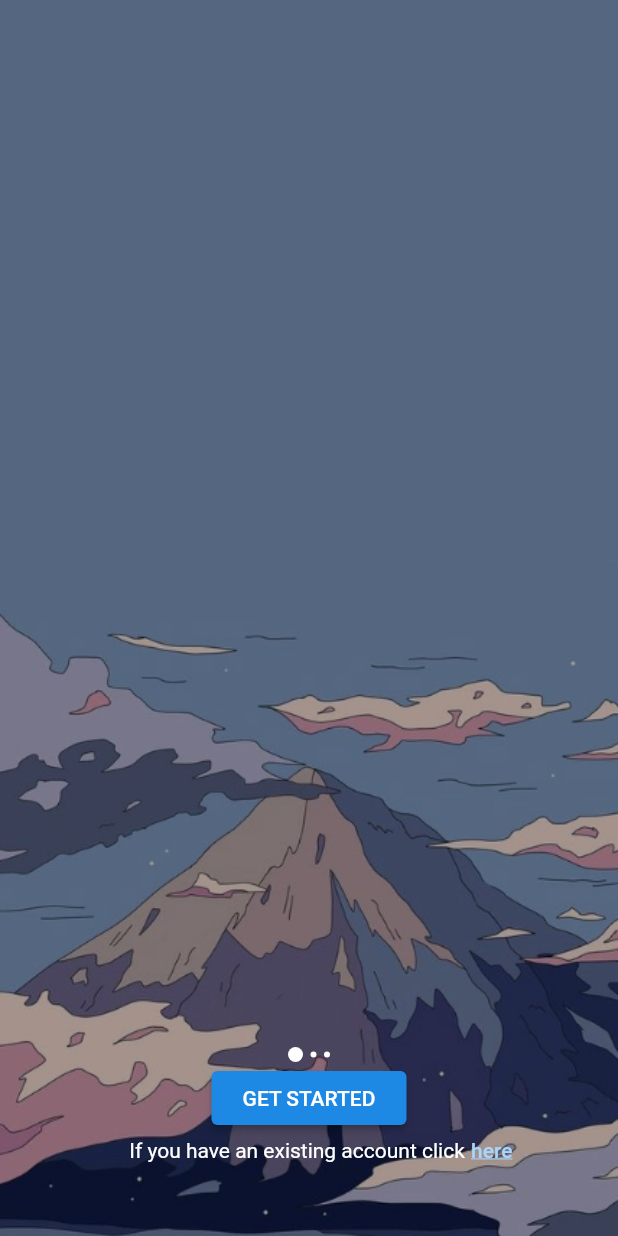
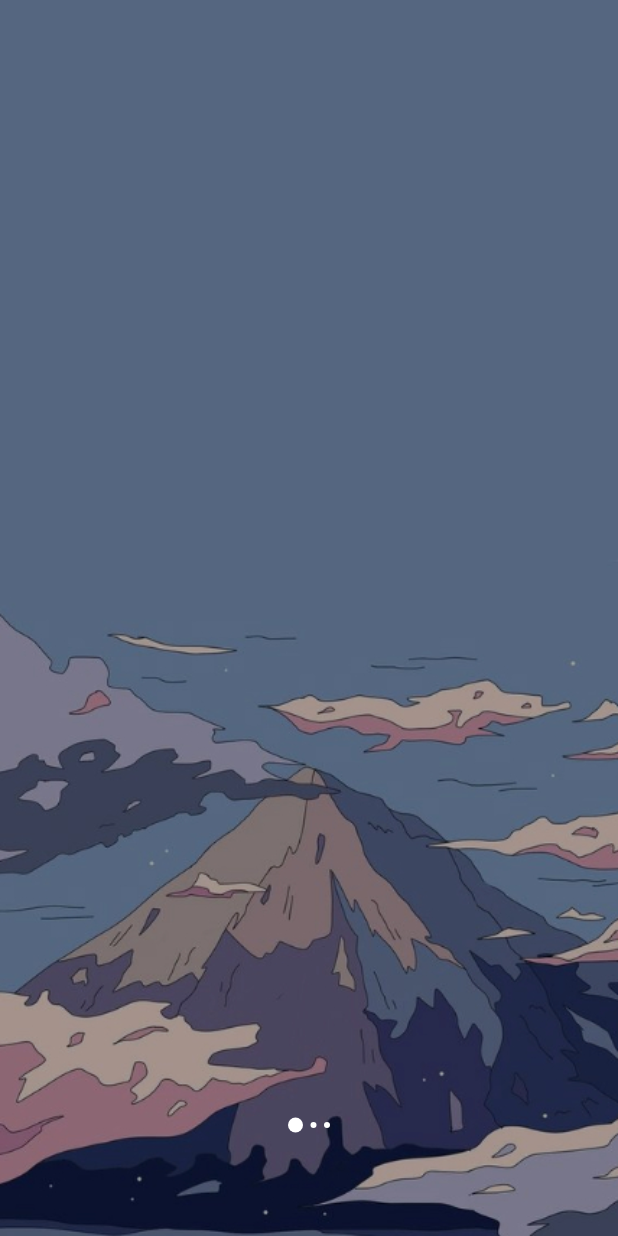
Before and after one commit to blackkiverson/UNI, a Flutter app: the screen it shows after launch, on a phone screen of 412 x 824 dp. Run offline on Flutter 3.47's test engine with Material 2 defaults, Android fonts, the light colour scheme and no system bars.

Commit message:
creating login and signup pages

```diff
--- a/lib/pages/welcome_page.dart
+++ b/lib/pages/welcome_page.dart
@@ -1,6 +1,7 @@
 import 'package:flutter/cupertino.dart';
 import 'package:flutter/material.dart';
 import 'package:flutter/painting.dart';
+import 'package:smifapp/pages/sign_up.dart';
 import 'package:smifapp/widgets/app_large_text.dart';
 import 'package:smifapp/widgets/app_text.dart';
 
@@ -102,8 +103,7 @@ class _WelcomePageState extends State<WelcomePage> {
                       //   ),
                       SizedBox(
                         width: MediaQuery.of(context).size.width - 40,
-                        height: MediaQuery.of(context).size.height -
-                            (index == 0 ? 280 : 320),
+                        height: MediaQuery.of(context).size.height - (300),
                         child: Align(
                             alignment: Alignment.bottomCenter,
                             child: Column(
@@ -113,89 +113,33 @@ class _WelcomePageState extends State<WelcomePage> {
                                 SizedBox(
                                     child: index == 2
                                         ? ElevatedButton(
-                                          onPressed: () {},
+                                            onPressed: () {
+                                              Navigator.push(
+                                                context,
+                                                MaterialPageRoute(
+                                                  builder: (context) =>
+                                                      const SignUp(),
+                                                ),
+                                              );
+                                            },
                                             child: const Text(
                                               //"> > >",
                                               "NEXT",
-                                            style:
-                                                TextStyle(color: Colors.white),
+                                              style: TextStyle(
+                                                  color: Colors.white),
                                             ),
                                             style: ButtonStyle(
                                               fixedSize:
                                                   MaterialStateProperty.all(
-                                                    const Size.fromWidth(100)),
+                                                      const Size.fromWidth(
+                                                          100)),
                                               backgroundColor:
                                                   MaterialStateProperty.all<
                                                           Color>(
                                                       Colors.blue.shade600),
                                             ),
                                           )
-                                      : index == 0
-                                          ? Column(
-                                              mainAxisSize: MainAxisSize.min,
-                                              children: [
-                                                ElevatedButton(
-                                                  onPressed: () {},
-                                                  child: const Text(
-                                                    //"> > >",
-                                                    "GET STARTED",
-                                                    style: TextStyle(
-                                                        color: Colors.white),
-                                                  ),
-                                                  style: ButtonStyle(
-                                                    fixedSize:
-                                                        MaterialStateProperty
-                                                            .all(const Size
-                                                                    .fromWidth(
-                                                                130)),
-                                                    backgroundColor:
-                                                        MaterialStateProperty
-                                                            .all<Color>(Colors
-                                                                .blue.shade600),
-                                                  ),
-                                                ),
-                                                Padding(
-                                                  padding:
-                                                      const EdgeInsets.fromLTRB(
-                                                          0, 3, 16, 0),
-                                                  child: Stack(
-                                                    // mainAxisAlignment: MainAxisAlignment.center,
-                                                    // ignore: prefer_const_literals_to_create_immutables
-                                                    clipBehavior: Clip.none,
-                                                    alignment:
-                                                        AlignmentDirectional
-                                                            .topStart,
-                                                    children: [
-                                                      const Text(
-                                                        "If you have an existing account click",
-                                                        style: TextStyle(
-                                                            color:
-                                                                Colors.white),
-                                                      ),
-                                                      Positioned(
-                                                        top: -16,
-                                                        right: -50,
-                                                        child: TextButton(
-                                                          onPressed: () {},
-                                                          child: const Text(
-                                                            "here",
-                                                            style: TextStyle(
-                                                              color: Color(
-                                                                  0xffa6d6ff),
-                                                              decoration:
-                                                                  TextDecoration
-                                                                      .underline,
-                                                            ),
-                                                          ),
-                                                        ),
-                                                      )
-                                                    ],
-                                                  ),
-                                                )
-                                              ],
-                                            )
-                                          : null,
-                                )
+                                        : null)
                               ],
                             )),
                       ),
```
Also changed, not shown: lib/pages/log_in.dart (added, +29 -0 lines), lib/pages/sign_up.dart (added, +31 -0 lines). Lines whose indentation alone changed are shown as unchanged.
